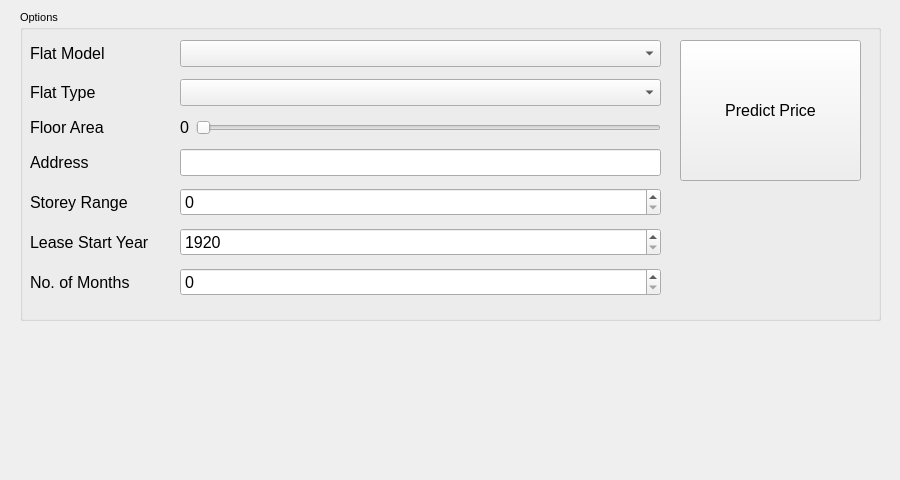
Old version of the form mydesign.ui in the repository aattwwss/PyQt5-Example.
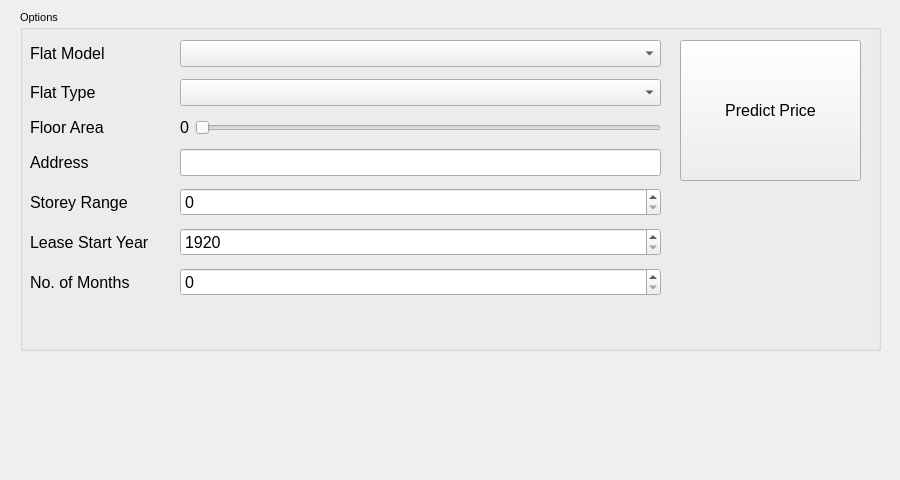
New version of the form.

```diff
--- a/mydesign.ui
+++ b/mydesign.ui
@@ -60,7 +60,7 @@
       <x>20</x>
       <y>10</y>
       <width>861</width>
-      <height>311</height>
+      <height>341</height>
      </rect>
     </property>
     <property name="font">
@@ -79,7 +79,7 @@
        <x>10</x>
        <y>30</y>
        <width>631</width>
-       <height>261</height>
+       <height>282</height>
       </rect>
      </property>
      <layout class="QFormLayout" name="formLayout_7">
@@ -283,7 +283,7 @@
         <item>
          <widget class="QLabel" name="emtpy_spacer_Label">
           <property name="text">
-           <string>  </string>
+           <string/>
           </property>
          </widget>
         </item>
```
